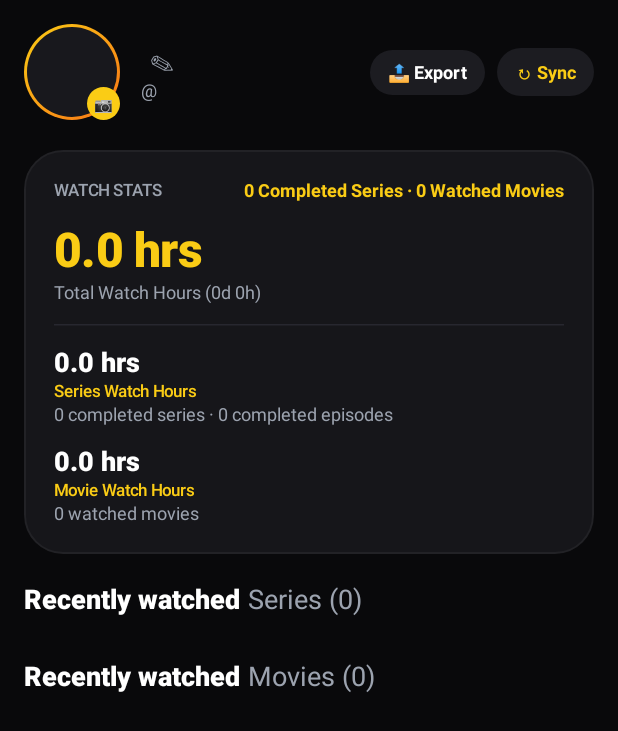
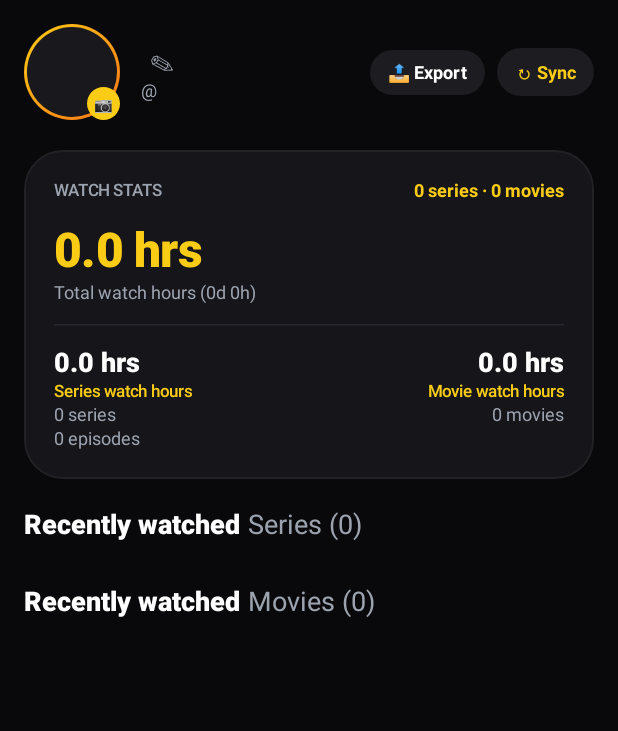
Before and after one commit to madhavsankar/MovieDB_Website, an Android app built with Jetpack Compose: the composable ProfileTabScreen called with empty values, on a phone screen of 412 x 824 dp. Shown: the top 731 px of the screen. Run offline under Robolectric (Android 15) with nearby library versions, the light colour scheme and no system bars.

Commit message:
Format Watch Stats with stacked lines (Series watch hours / X series / Y episodes)

```diff
--- a/android/app/src/main/java/com/tvtime/tracker/ui/TvTimeMainScreen.kt
+++ b/android/app/src/main/java/com/tvtime/tracker/ui/TvTimeMainScreen.kt
@@ -2221,7 +2221,7 @@ private fun ProfileTabScreen(
                             color = TvTimePalette.TextSecondary
                         )
                         Text(
-                            text = "${completedShows.size} Completed Series · ${watchedMovies.size} Watched Movies",
+                            text = "${completedShows.size} series · ${watchedMovies.size} movies",
                             style = MaterialTheme.typography.labelMedium,
                             color = TvTimePalette.Yellow
                         )
@@ -2234,7 +2234,7 @@ private fun ProfileTabScreen(
                             color = TvTimePalette.Yellow
                         )
                         Text(
-                            text = "Total Watch Hours (${stats.formattedTotal})",
+                            text = "Total watch hours (${stats.formattedTotal})",
                             style = MaterialTheme.typography.bodySmall,
                             color = TvTimePalette.TextSecondary
                         )
@@ -2253,35 +2253,38 @@ private fun ProfileTabScreen(
                                 color = Color.White
                             )
                             Text(
-                                text = "Series Watch Hours",
+                                text = "Series watch hours",
                                 style = MaterialTheme.typography.labelSmall,
                                 color = TvTimePalette.Yellow
                             )
                             Text(
-                                text = "${completedShows.size} completed series · ${stats.totalEpisodesWatched} completed episodes",
+                                text = "${completedShows.size} series",
                                 style = MaterialTheme.typography.bodySmall,
                                 color = TvTimePalette.TextSecondary
                             )
-                        }
-                    }
-
-                    Row(
-                        modifier = Modifier.fillMaxWidth(),
-                        horizontalArrangement = Arrangement.SpaceBetween
-                    ) {
-                        Column(verticalArrangement = Arrangement.spacedBy(2.dp)) {
+                            Text(
+                                text = "${stats.totalEpisodesWatched} episodes",
+                                style = MaterialTheme.typography.bodySmall,
+                                color = TvTimePalette.TextSecondary
+                            )
+                        }
+
+                        Column(
+                            verticalArrangement = Arrangement.spacedBy(2.dp),
+                            horizontalAlignment = Alignment.End
+                        ) {
                             Text(
                                 text = stats.formattedMoviesHours,
                                 style = MaterialTheme.typography.titleLarge,
                                 color = Color.White
                             )
                             Text(
-                                text = "Movie Watch Hours",
+                                text = "Movie watch hours",
                                 style = MaterialTheme.typography.labelSmall,
                                 color = TvTimePalette.Yellow
                             )
                             Text(
-                                text = "${watchedMovies.size} watched movies",
+                                text = "${watchedMovies.size} movies",
                                 style = MaterialTheme.typography.bodySmall,
                                 color = TvTimePalette.TextSecondary
                             )
```
Also changed, not shown: 2 other files.
